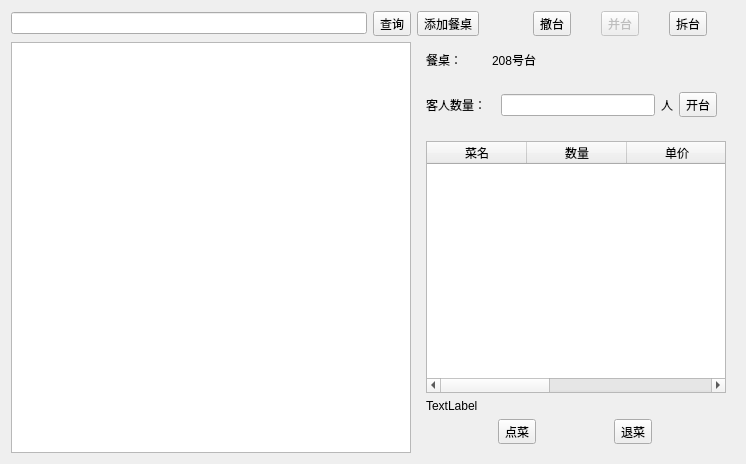
Above: src/tablewidget.ui from daodaoliang/caicai before the change. Below: the same form after it.
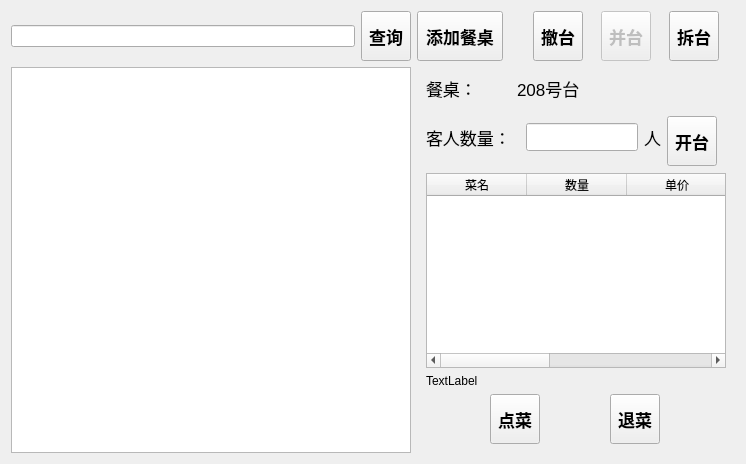
That is the form after the change.

```diff
--- a/src/tablewidget.ui
+++ b/src/tablewidget.ui
@@ -16,6 +16,25 @@
   <layout class="QGridLayout" name="gridLayout">
    <item row="0" column="3">
     <widget class="QToolButton" name="toolButton_4">
+     <property name="minimumSize">
+      <size>
+       <width>50</width>
+       <height>50</height>
+      </size>
+     </property>
+     <property name="maximumSize">
+      <size>
+       <width>50</width>
+       <height>50</height>
+      </size>
+     </property>
+     <property name="font">
+      <font>
+       <pointsize>13</pointsize>
+       <weight>75</weight>
+       <bold>true</bold>
+      </font>
+     </property>
      <property name="text">
       <string>撤台</string>
      </property>
@@ -26,6 +45,25 @@
    </item>
    <item row="0" column="1">
     <widget class="QToolButton" name="toolButton">
+     <property name="minimumSize">
+      <size>
+       <width>50</width>
+       <height>50</height>
+      </size>
+     </property>
+     <property name="maximumSize">
+      <size>
+       <width>50</width>
+       <height>50</height>
+      </size>
+     </property>
+     <property name="font">
+      <font>
+       <pointsize>13</pointsize>
+       <weight>75</weight>
+       <bold>true</bold>
+      </font>
+     </property>
      <property name="text">
       <string>查询</string>
      </property>
@@ -46,6 +84,25 @@
    </item>
    <item row="0" column="2">
     <widget class="QToolButton" name="toolButton_2">
+     <property name="minimumSize">
+      <size>
+       <width>0</width>
+       <height>50</height>
+      </size>
+     </property>
+     <property name="maximumSize">
+      <size>
+       <width>16777215</width>
+       <height>50</height>
+      </size>
+     </property>
+     <property name="font">
+      <font>
+       <pointsize>13</pointsize>
+       <weight>75</weight>
+       <bold>true</bold>
+      </font>
+     </property>
      <property name="text">
       <string>添加餐桌</string>
      </property>
@@ -56,6 +113,25 @@
      <property name="enabled">
       <bool>false</bool>
      </property>
+     <property name="minimumSize">
+      <size>
+       <width>50</width>
+       <height>50</height>
+      </size>
+     </property>
+     <property name="maximumSize">
+      <size>
+       <width>50</width>
+       <height>50</height>
+      </size>
+     </property>
+     <property name="font">
+      <font>
+       <pointsize>13</pointsize>
+       <weight>75</weight>
+       <bold>true</bold>
+      </font>
+     </property>
      <property name="text">
       <string>并台</string>
      </property>
@@ -63,6 +139,25 @@
    </item>
    <item row="0" column="5">
     <widget class="QToolButton" name="toolButton_6">
+     <property name="minimumSize">
+      <size>
+       <width>50</width>
+       <height>50</height>
+      </size>
+     </property>
+     <property name="maximumSize">
+      <size>
+       <width>50</width>
+       <height>50</height>
+      </size>
+     </property>
+     <property name="font">
+      <font>
+       <pointsize>13</pointsize>
+       <weight>75</weight>
+       <bold>true</bold>
+      </font>
+     </property>
      <property name="text">
       <string>拆台</string>
      </property>
@@ -75,6 +170,25 @@
        <layout class="QHBoxLayout" name="horizontalLayout">
         <item>
          <widget class="QToolButton" name="toolButton_add">
+          <property name="minimumSize">
+           <size>
+            <width>50</width>
+            <height>50</height>
+           </size>
+          </property>
+          <property name="maximumSize">
+           <size>
+            <width>50</width>
+            <height>50</height>
+           </size>
+          </property>
+          <property name="font">
+           <font>
+            <pointsize>13</pointsize>
+            <weight>75</weight>
+            <bold>true</bold>
+           </font>
+          </property>
           <property name="text">
            <string>点菜</string>
           </property>
@@ -82,6 +196,25 @@
         </item>
         <item>
          <widget class="QToolButton" name="toolButton_delete">
+          <property name="minimumSize">
+           <size>
+            <width>50</width>
+            <height>50</height>
+           </size>
+          </property>
+          <property name="maximumSize">
+           <size>
+            <width>50</width>
+            <height>50</height>
+           </size>
+          </property>
+          <property name="font">
+           <font>
+            <pointsize>13</pointsize>
+            <weight>75</weight>
+            <bold>true</bold>
+           </font>
+          </property>
           <property name="text">
            <string>退菜</string>
           </property>
@@ -91,6 +224,11 @@
       </item>
       <item row="1" column="0">
        <widget class="QLabel" name="label_3">
+        <property name="font">
+         <font>
+          <pointsize>13</pointsize>
+         </font>
+        </property>
         <property name="text">
          <string>客人数量：</string>
         </property>
@@ -98,6 +236,11 @@
       </item>
       <item row="0" column="0">
        <widget class="QLabel" name="label">
+        <property name="font">
+         <font>
+          <pointsize>13</pointsize>
+         </font>
+        </property>
         <property name="text">
          <string>餐桌：</string>
         </property>
@@ -143,6 +286,11 @@
       </item>
       <item row="0" column="1">
        <widget class="QLabel" name="label_name">
+        <property name="font">
+         <font>
+          <pointsize>13</pointsize>
+         </font>
+        </property>
         <property name="text">
          <string>208号台</string>
         </property>
@@ -173,10 +321,21 @@
         <widget class="QWidget" name="page_2">
          <layout class="QHBoxLayout" name="horizontalLayout_2">
           <item>
-           <widget class="QLineEdit" name="lineEdit_2"/>
+           <widget class="QLineEdit" name="lineEdit_2">
+            <property name="font">
+             <font>
+              <pointsize>13</pointsize>
+             </font>
+            </property>
+           </widget>
           </item>
           <item>
            <widget class="QLabel" name="label_4">
+            <property name="font">
+             <font>
+              <pointsize>13</pointsize>
+             </font>
+            </property>
             <property name="text">
              <string>人</string>
             </property>
@@ -184,6 +343,25 @@
           </item>
           <item>
            <widget class="QToolButton" name="toolButton_3">
+            <property name="minimumSize">
+             <size>
+              <width>50</width>
+              <height>50</height>
+             </size>
+            </property>
+            <property name="maximumSize">
+             <size>
+              <width>50</width>
+              <height>50</height>
+             </size>
+            </property>
+            <property name="font">
+             <font>
+              <pointsize>13</pointsize>
+              <weight>75</weight>
+              <bold>true</bold>
+             </font>
+            </property>
             <property name="text">
              <string>开台</string>
             </property>
```
Left out of the diff: 5 changed lines with no effect on the pictures.
